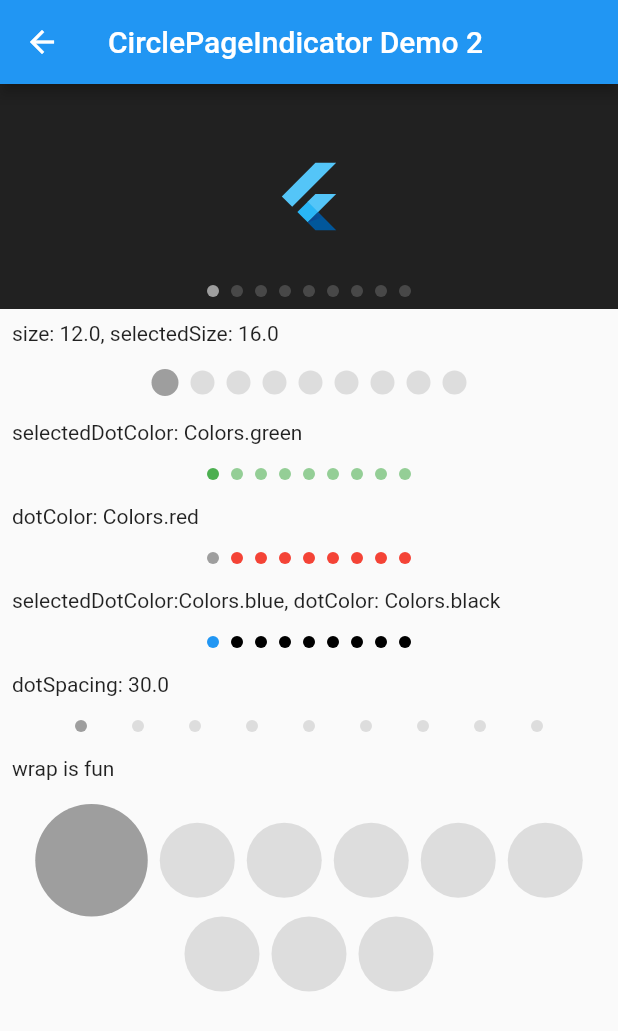
After one commit to figengungor/page_view_indicators, a Flutter app: the CirclePageIndicatorDemo2 screen opened by its route, on a phone screen of 412 x 824 dp. The commit adds this screen. Shown: the top 1031 px of the screen. Run offline on Flutter 3.47's test engine with Material 2 defaults, Android fonts, the phone set to English and light mode, and no system bars.

Commit message:
Add an example of looping PageView

```diff
--- /dev/null
+++ b/example/lib/circle_page_indicator_demo2.dart
@@ -0,0 +1,160 @@
+import 'package:flutter/material.dart';
+import 'package:page_view_indicators/circle_page_indicator.dart';
+
+///An example of how to make PageView loop
+
+class CirclePageIndicatorDemo2 extends StatefulWidget {
+  @override
+  CirclePageIndicatorDemoState2 createState() {
+    return new CirclePageIndicatorDemoState2();
+  }
+}
+
+class CirclePageIndicatorDemoState2 extends State<CirclePageIndicatorDemo2> {
+  final _items = [
+    Colors.blue,
+    Colors.orange,
+    Colors.green,
+    Colors.pink,
+    Colors.red,
+    Colors.amber,
+    Colors.brown,
+    Colors.yellow,
+    Colors.blue,
+  ];
+  final _pageController = PageController();
+  final _currentPageNotifier = ValueNotifier<int>(0);
+  final _boxHeight = 150.0;
+
+  @override
+  Widget build(BuildContext context) {
+    return Scaffold(
+      appBar: AppBar(
+        title: Text('CirclePageIndicator Demo 2'),
+      ),
+      body: _buildBody(),
+    );
+  }
+
+  _buildBody() {
+    return Column(
+      children: <Widget>[
+        Stack(
+          children: <Widget>[
+            _buildPageView(),
+            _buildCircleIndicator(),
+          ],
+        ),
+        Expanded(
+          child: ListView(
+            children: <Widget>[
+              Text('size: 12.0, selectedSize: 16.0'),
+              _buildCircleIndicator2(),
+              Text('selectedDotColor: Colors.green'),
+              _buildCircleIndicator3(),
+              Text('dotColor: Colors.red'),
+              _buildCircleIndicator4(),
+              Text('selectedDotColor:Colors.blue, dotColor: Colors.black'),
+              _buildCircleIndicator5(),
+              Text('dotSpacing: 30.0'),
+              _buildCircleIndicator6(),
+              Text('wrap is fun'),
+              _buildCircleIndicator7(),
+            ]
+                .map((item) => Padding(
+                      child: item,
+                      padding: EdgeInsets.all(8.0),
+                    ))
+                .toList(),
+          ),
+        ),
+      ],
+    );
+  }
+
+  _buildPageView() {
+    return Container(
+      color: Colors.black87,
+      height: _boxHeight,
+      child: PageView.builder(
+          controller: _pageController,
+          itemBuilder: (BuildContext context, int index) {
+            return Center(
+              child: FlutterLogo(
+                colors: _items[index % _items.length],
+                size: 50.0,
+              ),
+            );
+          },
+          onPageChanged: (int index) {
+            _currentPageNotifier.value = index % _items.length;
+          }),
+    );
+  }
+
+  _buildCircleIndicator() {
+    return Positioned(
+      left: 0.0,
+      right: 0.0,
+      bottom: 0.0,
+      child: Padding(
+        padding: const EdgeInsets.all(8.0),
+        child: CirclePageIndicator(
+          itemCount: _items.length,
+          currentPageNotifier: _currentPageNotifier,
+        ),
+      ),
+    );
+  }
+
+  _buildCircleIndicator2() {
+    return CirclePageIndicator(
+      size: 16.0,
+      selectedSize: 18.0,
+      itemCount: _items.length,
+      currentPageNotifier: _currentPageNotifier,
+    );
+  }
+
+  _buildCircleIndicator3() {
+    return CirclePageIndicator(
+      selectedDotColor: Colors.green,
+      itemCount: _items.length,
+      currentPageNotifier: _currentPageNotifier,
+    );
+  }
+
+  _buildCircleIndicator4() {
+    return CirclePageIndicator(
+      dotColor: Colors.red,
+      itemCount: _items.length,
+      currentPageNotifier: _currentPageNotifier,
+    );
+  }
+
+  _buildCircleIndicator5() {
+    return CirclePageIndicator(
+      dotColor: Colors.black,
+      selectedDotColor: Colors.blue,
+      itemCount: _items.length,
+      currentPageNotifier: _currentPageNotifier,
+    );
+  }
+
+  _buildCircleIndicator6() {
+    return CirclePageIndicator(
+      dotSpacing: 30.0,
+      itemCount: _items.length,
+      currentPageNotifier: _currentPageNotifier,
+    );
+  }
+
+  _buildCircleIndicator7() {
+    return CirclePageIndicator(
+      size: 50.0,
+      selectedSize: 75.0,
+      itemCount: _items.length,
+      currentPageNotifier: _currentPageNotifier,
+    );
+  }
+}
--- a/example/lib/main.dart
+++ b/example/lib/main.dart
@@ -1,3 +1,4 @@
+import 'package:example/circle_page_indicator_demo2.dart';
 import 'package:example/linear_progress_page_indicator_demo.dart';
 import 'package:example/circle_page_indicator_demo.dart';
 import 'package:example/arrow_page_indicator_demo.dart';
@@ -18,6 +19,7 @@ class MyApp extends StatelessWidget {
       routes: {
         '/': (context) => HomePage(),
         '/circle_page_indicator_demo': (context) => CirclePageIndicatorDemo(),
+        '/circle_page_indicator_demo2': (context) => CirclePageIndicatorDemo2(),
         '/arrow_page_indicator_demo': (context) => ArrowPageIndicatorDemo(),
         '/arrow_page_indicator_demo2': (context) => ArrowPageIndicatorDemo2(),
         '/linear_progress_page_indicator_demo': (context) =>
@@ -31,6 +33,7 @@ class MyApp extends StatelessWidget {
 class HomePage extends StatelessWidget {
   final _navItems = [
     NavItem('CirclePageIndicator Demo', '/circle_page_indicator_demo'),
+    NavItem('CirclePageIndicator Demo 2(Loop)', '/circle_page_indicator_demo2'),
     NavItem('ArrowPageIndicator Demo', '/arrow_page_indicator_demo'),
     NavItem('ArrowPageIndicator Demo2', '/arrow_page_indicator_demo2'),
     NavItem('LinearProgressPageIndicator Demo',
```
